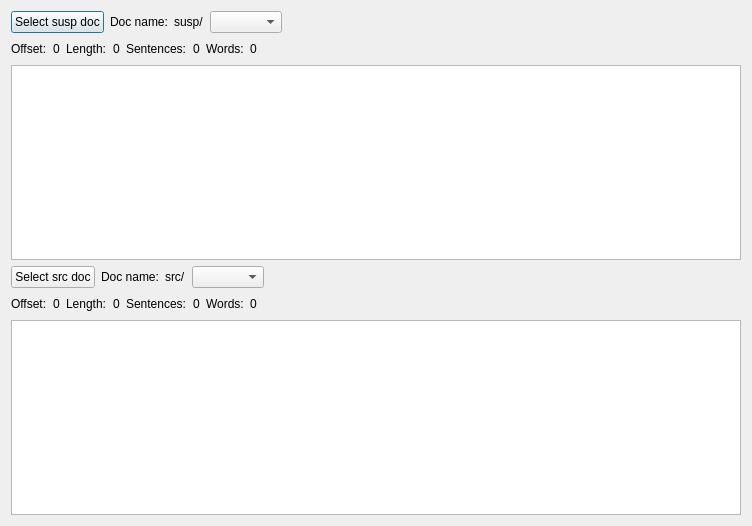
sorice/QtNLP-Linguist, file ui/forms/add_case_wizard_docs.ui: the form before one commit.
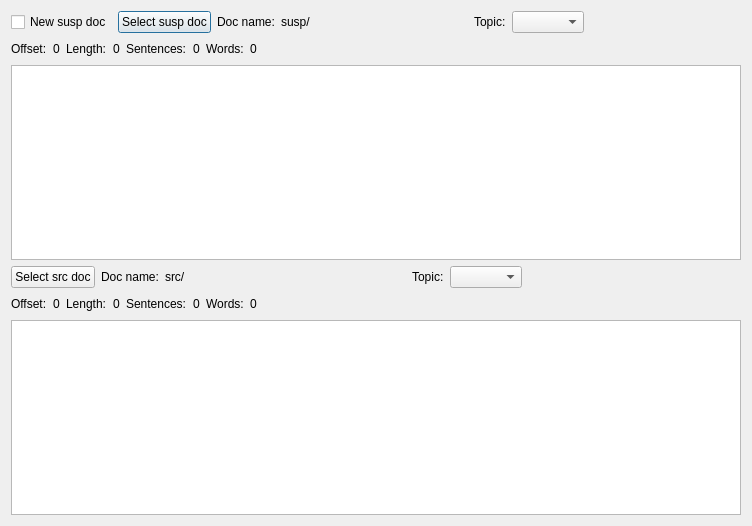
The form after the commit.

Commit message: Actualizado Add_Case permitiendo la creación de nuevos casos a partir de la modificación del contenido de un fichero fuente existente, así como la creación de un fichero sospechoso nuevo en caso de no utilizar uno existente. Actualizado Edit_Case deshabilitando los componentes visuales que no se necesitan en este caso, actualizado también el campo del autor para especificar el del editor.

```diff
--- a/ui/forms/add_case_wizard_docs.ui
+++ b/ui/forms/add_case_wizard_docs.ui
@@ -16,6 +16,13 @@
   <layout class="QGridLayout" name="gridLayout">
    <item row="0" column="0">
     <layout class="QHBoxLayout" name="horizontalLayout">
+     <item>
+      <widget class="QCheckBox" name="chk_new_susp">
+       <property name="text">
+        <string>New susp doc</string>
+       </property>
+      </widget>
+     </item>
      <item>
       <widget class="QPushButton" name="btn_select_susp_doc">
        <property name="text">
@@ -37,6 +44,26 @@
        </property>
       </widget>
      </item>
+     <item>
+      <spacer name="horizontalSpacer">
+       <property name="orientation">
+        <enum>Qt::Horizontal</enum>
+       </property>
+       <property name="sizeHint" stdset="0">
+        <size>
+         <width>40</width>
+         <height>20</height>
+        </size>
+       </property>
+      </spacer>
+     </item>
+     <item>
+      <widget class="QLabel" name="label">
+       <property name="text">
+        <string>Topic:</string>
+       </property>
+      </widget>
+     </item>
      <item>
       <widget class="QComboBox" name="cb_susp_doc_topic"/>
      </item>
@@ -158,6 +185,26 @@
        </property>
       </widget>
      </item>
+     <item>
+      <spacer name="horizontalSpacer_4">
+       <property name="orientation">
+        <enum>Qt::Horizontal</enum>
+       </property>
+       <property name="sizeHint" stdset="0">
+        <size>
+         <width>40</width>
+         <height>20</height>
+        </size>
+       </property>
+      </spacer>
+     </item>
+     <item>
+      <widget class="QLabel" name="label_2">
+       <property name="text">
+        <string>Topic:</string>
+       </property>
+      </widget>
+     </item>
      <item>
       <widget class="QComboBox" name="cb_src_doc_topic"/>
      </item>
```
Left out of the diff: 51 changed lines with no effect on the pictures. The commit also changes 6 other files.
